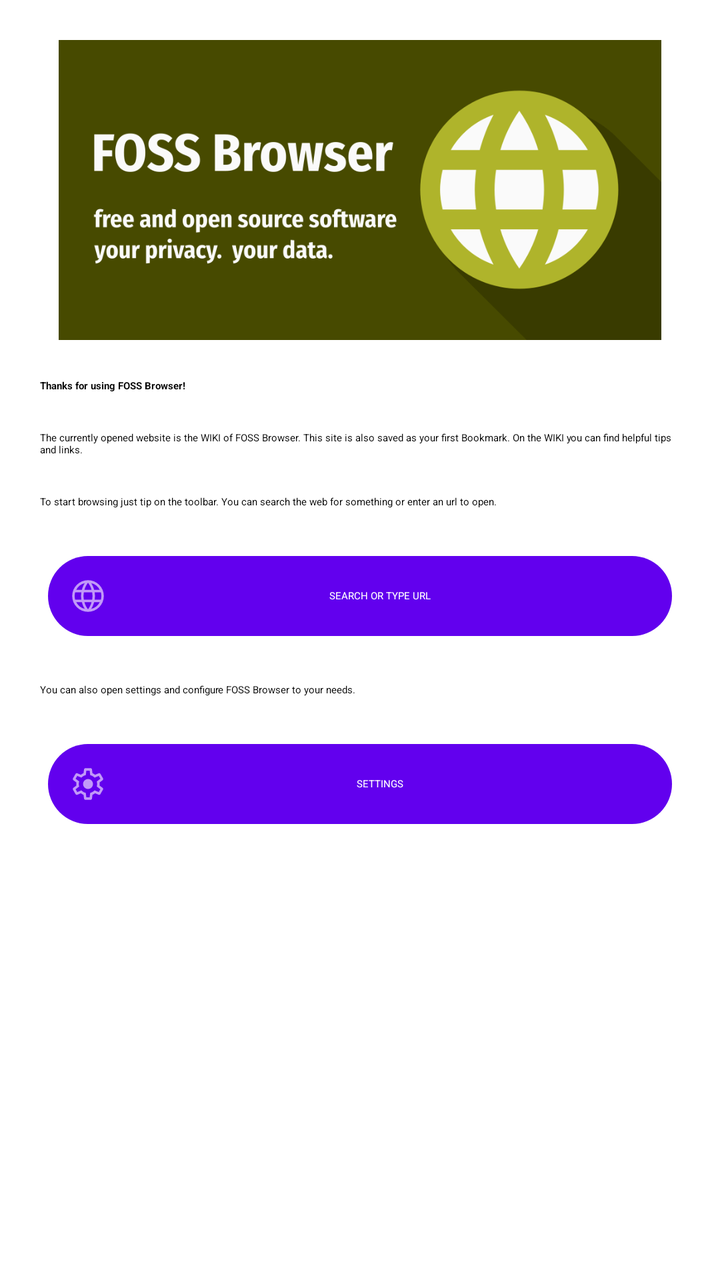
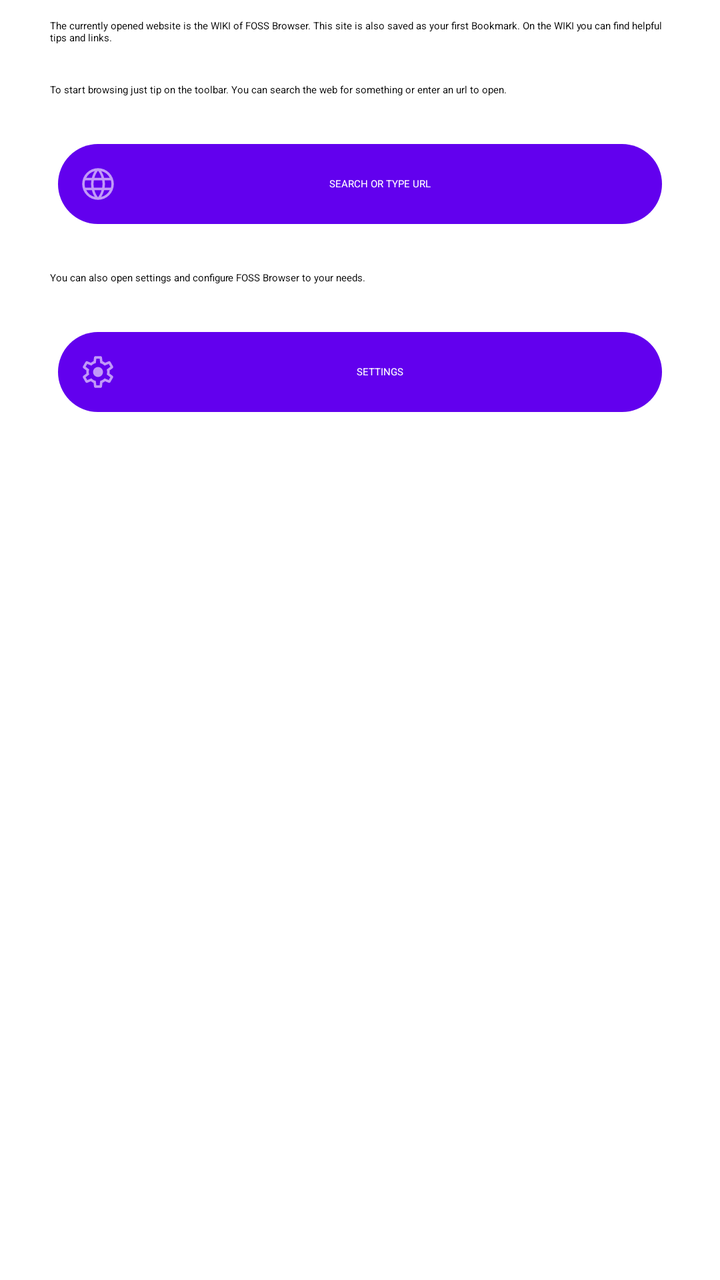

An Android layout rendered at two revisions. The XML below is the earlier revision; the diff shows what the commit changed to produce the second picture.
<!-- AndroidManifest.xml: fallback theme Theme.MaterialComponents.DayNight.NoActionBar -->
<!-- res/layout/dialog_intro.xml -->
<?xml version="1.0" encoding="utf-8"?>
<ScrollView xmlns:android="http://schemas.android.com/apk/res/android"
    xmlns:app="http://schemas.android.com/apk/res-auto"
    xmlns:tools="http://schemas.android.com/tools"
    android:layout_width="wrap_content"
    android:layout_height="wrap_content"
    android:orientation="vertical"
    tools:ignore="ContentDescription">

    <LinearLayout
        android:layout_width="match_parent"
        android:layout_height="wrap_content"
        android:orientation="vertical"
        android:padding="20dp" >

        <ImageView
            android:id="@+id/menu_icon"
            android:layout_width="match_parent"
            android:layout_height="150dp"
            android:scaleType="fitCenter"
            android:src="@drawable/foss_browser"
            tools:ignore="ContentDescription"
            android:layout_marginBottom="20dp"/>

        <TextView
            android:layout_width="match_parent"
            android:layout_height="wrap_content"
            android:includeFontPadding="false"
            android:textAppearance="?attr/textAppearanceBodyLarge"
            android:layout_marginBottom="20dp"
            android:textStyle="bold"
            android:text="@string/app_intro_a"/>

        <TextView
            android:layout_width="match_parent"
            android:layout_height="wrap_content"
            android:includeFontPadding="false"
            android:textAppearance="?attr/textAppearanceBodyMedium"
            android:layout_marginBottom="20dp"
            android:text="@string/app_intro_b"/>

        <TextView
            android:layout_width="match_parent"
            android:layout_height="wrap_content"
            android:includeFontPadding="false"
            android:textAppearance="?attr/textAppearanceBodyMedium"
            android:layout_marginBottom="20dp"
            android:text="@string/app_intro_c"/>

        <com.google.android.material.button.MaterialButton
            android:id="@+id/startBrowsing"
            style="@style/Widget.Material3.Button.IconButton.Filled"
            app:icon="@drawable/icon_web"
            android:layout_width="match_parent"
            android:layout_height="wrap_content"
            android:layout_marginBottom="20dp"
            android:ellipsize="end"
            android:maxLines="1"
            android:text="@string/main_omnibox_input_hint"
            android:textAllCaps="true" />

        <TextView
            android:layout_width="match_parent"
            android:layout_height="wrap_content"
            android:includeFontPadding="false"
            android:textAppearance="?attr/textAppearanceBodyMedium"
            android:layout_marginBottom="20dp"
            android:text="@string/app_intro_d"/>

        <com.google.android.material.button.MaterialButton
            android:id="@+id/openSettings"
            style="@style/Widget.Material3.Button.IconButton.Filled"
            app:icon="@drawable/icon_settings"
            android:layout_width="match_parent"
            android:layout_height="wrap_content"
            android:ellipsize="end"
            android:maxLines="1"
            android:text="@string/setting_label"
            android:textAllCaps="true" />

    </LinearLayout>

</ScrollView>
<!-- resources referenced by this layout -->
<resources>
  <!-- drawable foss_browser: png bitmap (drawable, 59143 bytes) -->
  <!-- drawable icon_settings: vector/xml drawable (drawable, 2888 chars, omitted) -->
  <!-- drawable icon_web: vector/xml drawable (drawable, 2328 chars, omitted) -->
  <string name="app_intro_a">Thanks for using FOSS Browser!</string>
  <string name="app_intro_b">The currently opened website is the WIKI of FOSS Browser. This site is also saved as your first Bookmark. On the WIKI you can find helpful tips and links.</string>
  <string name="app_intro_c">To start browsing just tip on the toolbar. You can search the web for something or enter an url to open.</string>
  <string name="app_intro_d">You can also open settings and configure FOSS Browser to your needs.</string>
  <string name="main_omnibox_input_hint">Search or type URL</string>
  <string name="setting_label">Settings</string>
</resources>

<!-- the commit's change to res/layout/dialog_intro.xml (unified diff, before → after) -->
@@ -5,31 +5,15 @@
     android:layout_width="wrap_content"
     android:layout_height="wrap_content"
     android:orientation="vertical"
-    tools:ignore="ContentDescription">
+    tools:ignore="ContentDescription"
+    android:paddingTop="10dp">
 
     <LinearLayout
         android:layout_width="match_parent"
         android:layout_height="wrap_content"
         android:orientation="vertical"
-        android:padding="20dp" >
-
-        <ImageView
-            android:id="@+id/menu_icon"
-            android:layout_width="match_parent"
-            android:layout_height="150dp"
-            android:scaleType="fitCenter"
-            android:src="@drawable/foss_browser"
-            tools:ignore="ContentDescription"
-            android:layout_marginBottom="20dp"/>
-
-        <TextView
-            android:layout_width="match_parent"
-            android:layout_height="wrap_content"
-            android:includeFontPadding="false"
-            android:textAppearance="?attr/textAppearanceBodyLarge"
-            android:layout_marginBottom="20dp"
-            android:textStyle="bold"
-            android:text="@string/app_intro_a"/>
+        android:paddingStart="25dp"
+        android:paddingEnd="25dp" >
 
         <TextView
             android:layout_width="match_parent"
<!-- resource entries referenced after the edit -->
@@ -1,9 +1,7 @@
 <!-- resources referenced by this layout -->
 <resources>
-  <!-- drawable foss_browser: png bitmap (drawable, 59143 bytes) -->
   <!-- drawable icon_settings: vector/xml drawable (drawable, 2888 chars, omitted) -->
   <!-- drawable icon_web: vector/xml drawable (drawable, 2328 chars, omitted) -->
-  <string name="app_intro_a">Thanks for using FOSS Browser!</string>
   <string name="app_intro_b">The currently opened website is the WIKI of FOSS Browser. This site is also saved as your first Bookmark. On the WIKI you can find helpful tips and links.</string>
   <string name="app_intro_c">To start browsing just tip on the toolbar. You can search the web for something or enter an url to open.</string>
   <string name="app_intro_d">You can also open settings and configure FOSS Browser to your needs.</string>
